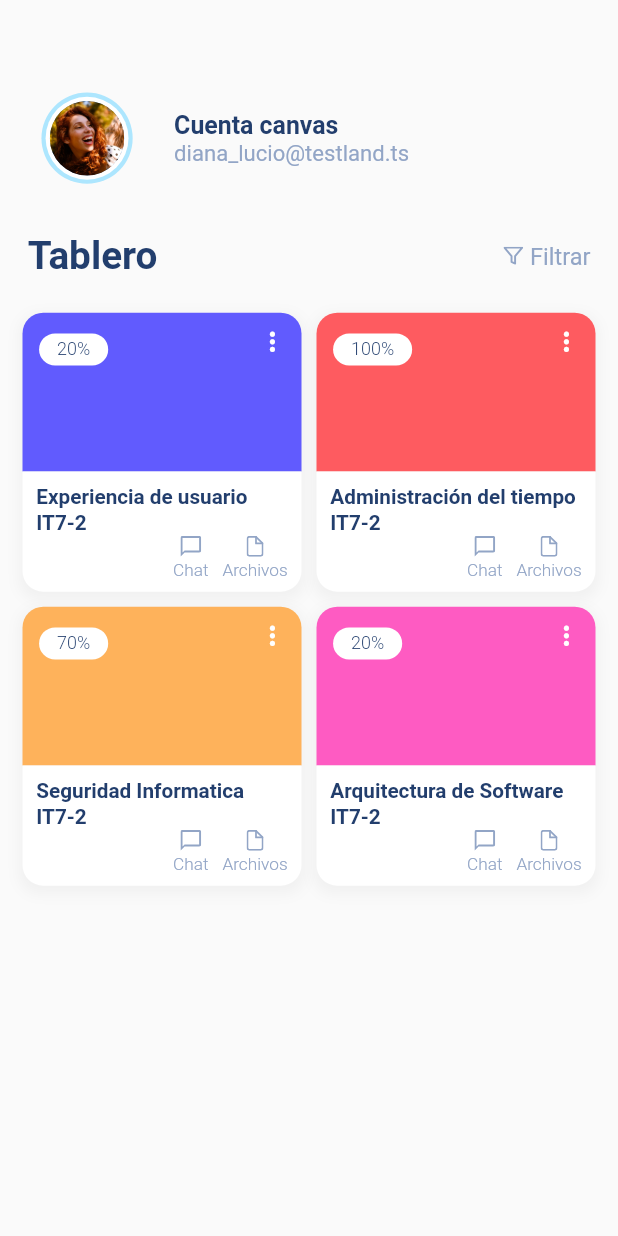
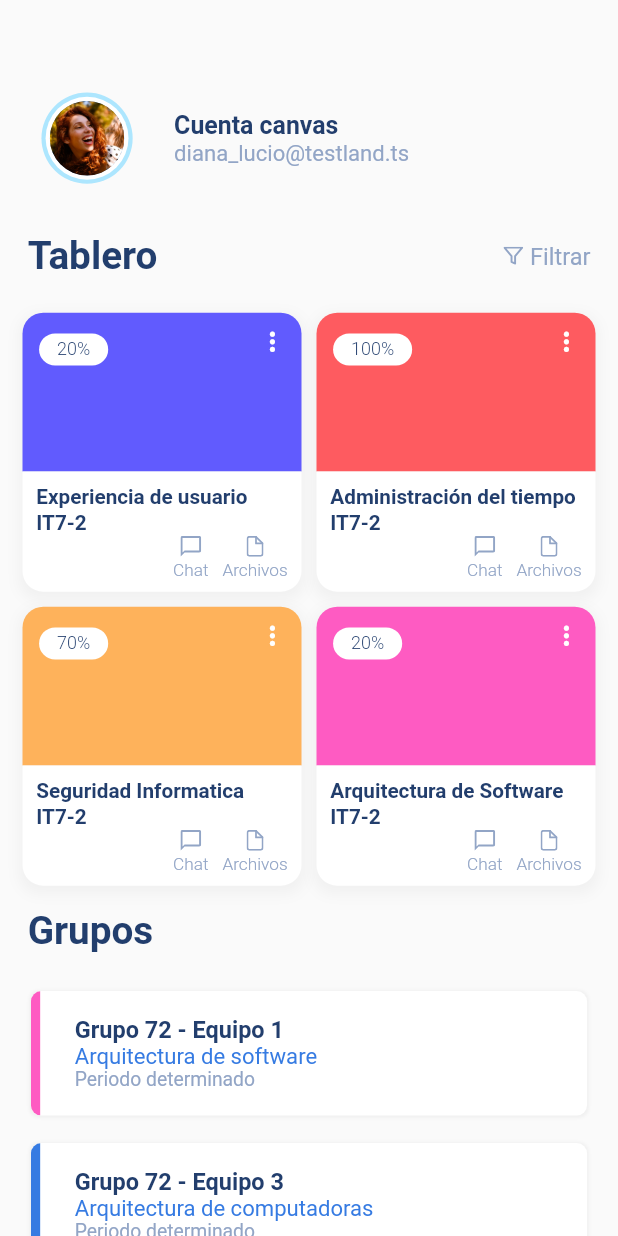
Before and after one commit to gvillegasc/flutter_apps, a Flutter app: the CanvasPage screen opened directly, on a phone screen of 412 x 824 dp. Run offline on Flutter 3.47's test engine with Material 2 defaults, Android fonts, the light colour scheme and no system bars; our stand-ins replace cached_network_image, carousel_slider, flutter_svg, google_fonts; missing offline and left inert: flutter_circular_chart.

Commit message:
Update canvas page

```diff
--- /dev/null
+++ b/lib/apps/canvas/models/user_group.dart
@@ -0,0 +1,15 @@
+import 'dart:ui';
+
+class UserGroup {
+  UserGroup({
+    this.group,
+    this.color,
+    this.course,
+    this.period,
+  });
+
+  String group;
+  Color color;
+  String course;
+  String period;
+}
--- a/lib/apps/canvas/pages/canvas_page/canvas_page.dart
+++ b/lib/apps/canvas/pages/canvas_page/canvas_page.dart
@@ -17,6 +17,8 @@ class CanvasPage extends StatelessWidget {
             UserInfo(),
             BoardTitle(),
             BoardList(),
+            GroupTitle(),
+            GroupList(),
             SpaceSeparation()
           ],
         ),
--- a/lib/apps/canvas/pages/canvas_page/widgets/board_list.dart
+++ b/lib/apps/canvas/pages/canvas_page/widgets/board_list.dart
@@ -29,7 +29,7 @@ class BoardList extends StatelessWidget {
   @override
   Widget build(BuildContext context) {
     return SliverPadding(
-        padding: EdgeInsets.only(top: 15, bottom: 40, left: 15, right: 15),
+        padding: EdgeInsets.only(top: 15, bottom: 15, left: 15, right: 15),
         sliver: SliverGrid(
             delegate: SliverChildBuilderDelegate((_, index) {
               return BoardCard(boardItem: boardList[index]);
--- /dev/null
+++ b/lib/apps/canvas/pages/canvas_page/widgets/group_list.dart
@@ -0,0 +1,104 @@
+import 'package:flutter/material.dart';
+import 'package:flutter_ui_app/apps/canvas/models/user_group.dart';
+import 'package:flutter_ui_app/global/responsive.dart';
+
+class GroupList extends StatelessWidget {
+  final List<UserGroup> groups = [
+    UserGroup(
+        group: "Grupo 72 - Equipo 1",
+        color: Color(0xffFE5BC2),
+        course: "Arquitectura de software",
+        period: "Periodo determinado"),
+    UserGroup(
+        group: "Grupo 72 - Equipo 3",
+        color: Color(0xff367BE2),
+        course: "Arquitectura de computadoras",
+        period: "Periodo determinado"),
+    UserGroup(
+        group: "Grupo 73 - Equipo 1",
+        color: Color(0xff196F3D),
+        course: "Ingenieria de requerimientos",
+        period: "Periodo determinado"),
+  ];
+  @override
+  Widget build(BuildContext context) {
+    return SliverList(
+        delegate: SliverChildBuilderDelegate((_, index) {
+      return Group(group: groups[index]);
+    }, childCount: groups.length));
+  }
+}
+
+class Group extends StatelessWidget {
+  final UserGroup group;
+
+  const Group({Key key, @required this.group}) : super(key: key);
+  @override
+  Widget build(BuildContext context) {
+    final Responsive responsive = Responsive.of(context);
+    return Container(
+      padding: EdgeInsets.symmetric(horizontal: responsive.widthR(5)),
+      child: Container(
+        margin: EdgeInsets.symmetric(vertical: responsive.inchR(1)),
+        height: responsive.inchR(9),
+        width: responsive.widthR(90),
+        decoration: BoxDecoration(
+          color: Colors.white,
+          borderRadius: BorderRadius.circular(responsive.inchR(0.75)),
+          boxShadow: [
+            BoxShadow(
+              color: Colors.grey.withOpacity(0.1),
+              spreadRadius: 1,
+              blurRadius: 1,
+              offset: Offset(0, 0.5), // changes position of shadow
+            ),
+          ],
+        ),
+        child: ClipRRect(
+          borderRadius: BorderRadius.circular(responsive.inchR(0.75)),
+          child: Row(
+            children: <Widget>[
+              Container(
+                width: responsive.widthR(1.5),
+                height: double.infinity,
+                color: this.group.color,
+              ),
+              Expanded(
+                  child: Container(
+                padding:
+                    EdgeInsets.symmetric(horizontal: responsive.inchR(2.5)),
+                child: Column(
+                  mainAxisAlignment: MainAxisAlignment.center,
+                  crossAxisAlignment: CrossAxisAlignment.start,
+                  children: <Widget>[
+                    Text(
+                      this.group.group,
+                      style: TextStyle(
+                          color: Color(0xff223E6D),
+                          fontSize: responsive.inchR(1.7),
+                          fontWeight: FontWeight.w700),
+                    ),
+                    Text(
+                      this.group.course,
+                      style: TextStyle(
+                          color: Color(0xff367BE2),
+                          fontSize: responsive.inchR(1.6),
+                          fontWeight: FontWeight.w400),
+                    ),
+                    Text(
+                      this.group.period,
+                      style: TextStyle(
+                          color: Color(0xff92A5C6),
+                          fontSize: responsive.inchR(1.4),
+                          fontWeight: FontWeight.w400),
+                    ),
+                  ],
+                ),
+              ))
+            ],
+          ),
+        ),
+      ),
+    );
+  }
+}
--- a/lib/apps/canvas/pages/canvas_page/widgets/widgets.dart
+++ b/lib/apps/canvas/pages/canvas_page/widgets/widgets.dart
@@ -1,3 +1,5 @@
 export 'user_info.dart';
 export 'board_list.dart';
 export 'board_title.dart';
+export 'group_title.dart';
+export 'group_list.dart';
```
Also changed, not shown: lib/apps/canvas/pages/canvas_page/widgets/group_title.dart (added, +22 -0 lines).
